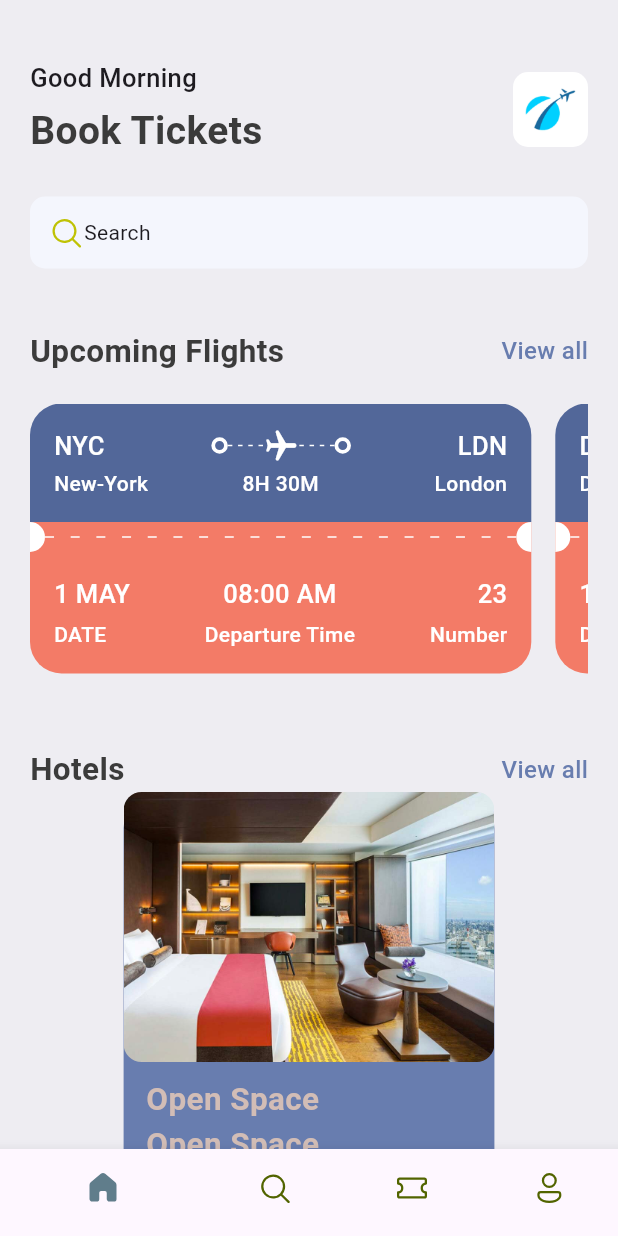
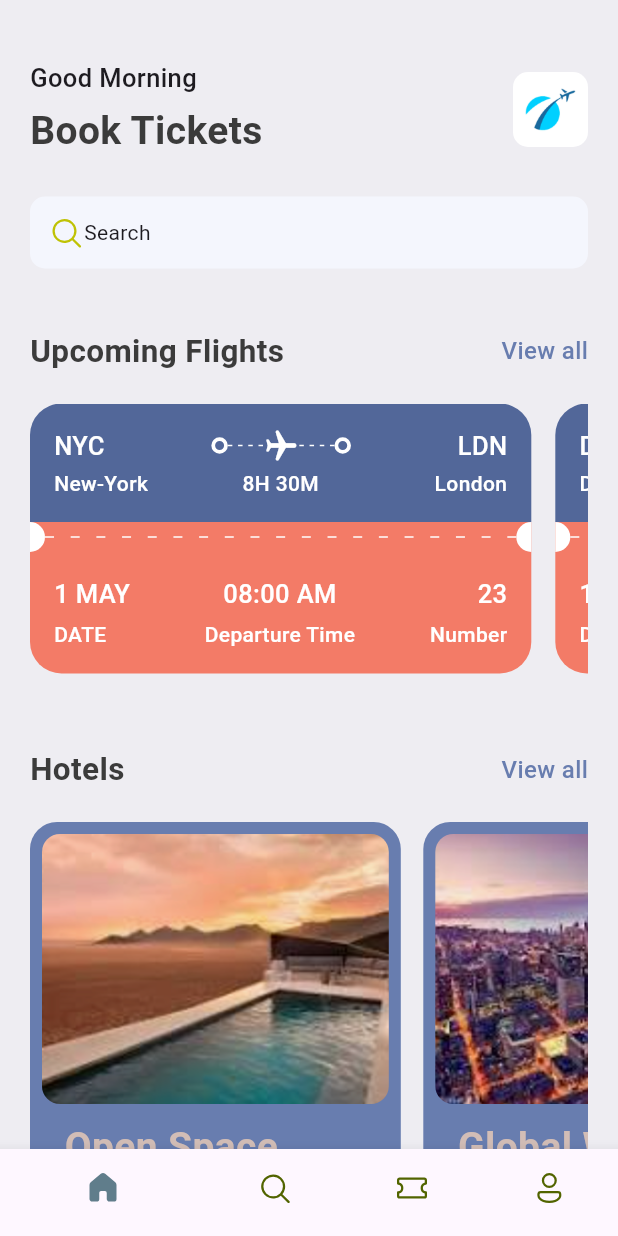
Before and after one commit to MasieJr/ticket_app, a Flutter app: the screen it shows after launch, on a phone screen of 412 x 824 dp. Run offline on Flutter 3.47's test engine with Material 3 defaults, Android fonts, the phone set to English and light mode, and no system bars; our stand-ins replace fluentui_icons.

Commit message:
Done hotels, Refracting And now doing search

```diff
--- a/lib/base/bottom_nav_bar.dart
+++ b/lib/base/bottom_nav_bar.dart
@@ -1,6 +1,7 @@
 import 'package:fluentui_icons/fluentui_icons.dart';
 import 'package:flutter/material.dart';
-import 'package:ticket_app/screens/home_screen.dart';
+import 'package:ticket_app/screens/home/home_screen.dart';
+import 'package:ticket_app/screens/search/search_screen.dart';
 
 class BottomNavBar extends StatefulWidget {
   const BottomNavBar({super.key});
@@ -12,7 +13,7 @@ class BottomNavBar extends StatefulWidget {
 class _BottomNavBarState extends State<BottomNavBar> {
   final appScreens = [
     const HomeScreen(),
-    const Center(child: Text("Search")),
+    const Center(child: SearchScreen()),
     const Center(child: Text("Tickets")),
     const Center(child: Text("Profile"))
   ];
--- a/lib/main.dart
+++ b/lib/main.dart
@@ -1,6 +1,6 @@
 import 'package:flutter/material.dart';
 import 'package:ticket_app/base/bottom_nav_bar.dart';
-import 'package:ticket_app/screens/all_tickets.dart';
+import 'package:ticket_app/screens/home/all_tickets.dart';
 
 void main() {
   runApp(const MyApp());
--- a/lib/screens/home_screen.dart
+++ b/lib/screens/home/home_screen.dart
@@ -6,7 +6,7 @@ import 'package:ticket_app/base/res/styles/app_styles.dart';
 import 'package:ticket_app/base/utils/app_json.dart';
 import 'package:ticket_app/base/widgets/app_double_text.dart';
 import 'package:ticket_app/base/widgets/ticket_view.dart';
-import 'package:ticket_app/screens/widgets/hotel.dart';
+import 'package:ticket_app/screens/home/widgets/hotel.dart';
 
 class HomeScreen extends StatefulWidget {
   const HomeScreen({super.key});
@@ -28,6 +28,7 @@ class _HomeScreenState extends State<HomeScreen> {
           Container(
             padding: const EdgeInsets.symmetric(horizontal: 20),
             child: Column(
+              crossAxisAlignment: CrossAxisAlignment.start,
               children: [
                 Row(
                   mainAxisAlignment: MainAxisAlignment.spaceBetween,
@@ -96,11 +97,12 @@ class _HomeScreenState extends State<HomeScreen> {
                 const SizedBox(
                   height: 20,
                 ),
+                //Dynamic Ticket
                 SingleChildScrollView(
                   scrollDirection: Axis.horizontal,
                   child: Row(
                     children: ticketList
-                        .take(4)
+                        .take(2)
                         .map(
                           (singleTicket) => TicketView(
                             ticket: singleTicket,
@@ -120,7 +122,22 @@ class _HomeScreenState extends State<HomeScreen> {
                     AppRoutes.allTickets,
                   ),
                 ),
-                Hotel(),
+                const SizedBox(
+                  height: 20,
+                ),
+                SingleChildScrollView(
+                  scrollDirection: Axis.horizontal,
+                  child: Row(
+                    children: hotelList
+                        .take(2)
+                        .map(
+                          (singleHotel) => Hotel(
+                            hotel: singleHotel,
+                          ),
+                        )
+                        .toList(),
+                  ),
+                ),
               ],
             ),
           ),
--- a/lib/screens/widgets/hotel.dart
+++ b/lib/screens/home/widgets/hotel.dart
@@ -1,18 +1,21 @@
 import 'package:flutter/material.dart';
-import 'package:ticket_app/base/res/media.dart';
 import 'package:ticket_app/base/res/styles/app_styles.dart';
 
 class Hotel extends StatelessWidget {
-  const Hotel({super.key});
+  final Map<String, dynamic> hotel;
+  const Hotel({super.key, required this.hotel});
 
   @override
   Widget build(BuildContext context) {
+    print("assets/images/${hotel["images"][1]}");
     final size = MediaQuery.of(context).size;
     return Container(
+      margin: const EdgeInsets.only(right: 15),
+      padding: const EdgeInsets.all(8.0),
       width: size.width * 0.6,
       height: 350,
       decoration: BoxDecoration(
-        borderRadius: BorderRadius.circular(24),
+        borderRadius: BorderRadius.circular(18),
         color: AppStyles.primaryColor,
       ),
       child: Column(
@@ -22,9 +25,9 @@ class Hotel extends StatelessWidget {
             height: 180,
             decoration: BoxDecoration(
               borderRadius: BorderRadius.circular(12),
-              image: const DecorationImage(
+              image: DecorationImage(
                 fit: BoxFit.cover,
-                image: AssetImage(AppMedia.hotelRoom),
+                image: AssetImage("assets/images/${hotel["images"][1]}"),
               ),
             ),
           ),
@@ -34,17 +37,33 @@ class Hotel extends StatelessWidget {
           Padding(
             padding: const EdgeInsets.only(left: 15),
             child: Text(
-              "Open Space",
+              hotel["place"],
               style:
-                  AppStyles.headLineStyle2.copyWith(color: AppStyles.kakiColor),
+                  AppStyles.headLineStyle1.copyWith(color: AppStyles.kakiColor),
             ),
+          ),
+          const SizedBox(
+            height: 5,
           ),
           Padding(
             padding: const EdgeInsets.only(left: 15),
             child: Text(
-              "Open Space",
-              style:
-                  AppStyles.headLineStyle2.copyWith(color: AppStyles.kakiColor),
+              hotel["destination"],
+              style: AppStyles.headLineStyle3.copyWith(
+                color: Colors.white,
+              ),
+            ),
+          ),
+          const SizedBox(
+            height: 5,
+          ),
+          Padding(
+            padding: const EdgeInsets.only(left: 15),
+            child: Text(
+              "\$${hotel['price'].toString()}/night",
+              style: AppStyles.headLineStyle1.copyWith(
+                color: AppStyles.kakiColor,
+              ),
             ),
           ),
         ],
--- /dev/null
+++ b/lib/screens/search/search_screen.dart
@@ -0,0 +1,27 @@
+import 'package:flutter/material.dart';
+import 'package:ticket_app/base/res/styles/app_styles.dart';
+
+class SearchScreen extends StatelessWidget {
+  const SearchScreen({super.key});
+
+  @override
+  Widget build(BuildContext context) {
+    return Scaffold(
+      backgroundColor: AppStyles.bgColor,
+      body: ListView(
+        padding: const EdgeInsets.symmetric(horizontal: 20, vertical: 20),
+        children: [
+          const SizedBox(
+            height: 20,
+          ),
+          Text(
+            "What are \nyou looking for",
+            style: AppStyles.headLineStyle1.copyWith(
+              fontSize: 35,
+            ),
+          ),
+        ],
+      ),
+    );
+  }
+}
```
Also changed, not shown: lib/screens/home/all_tickets.dart (renamed from lib/screens/all_tickets.dart).
